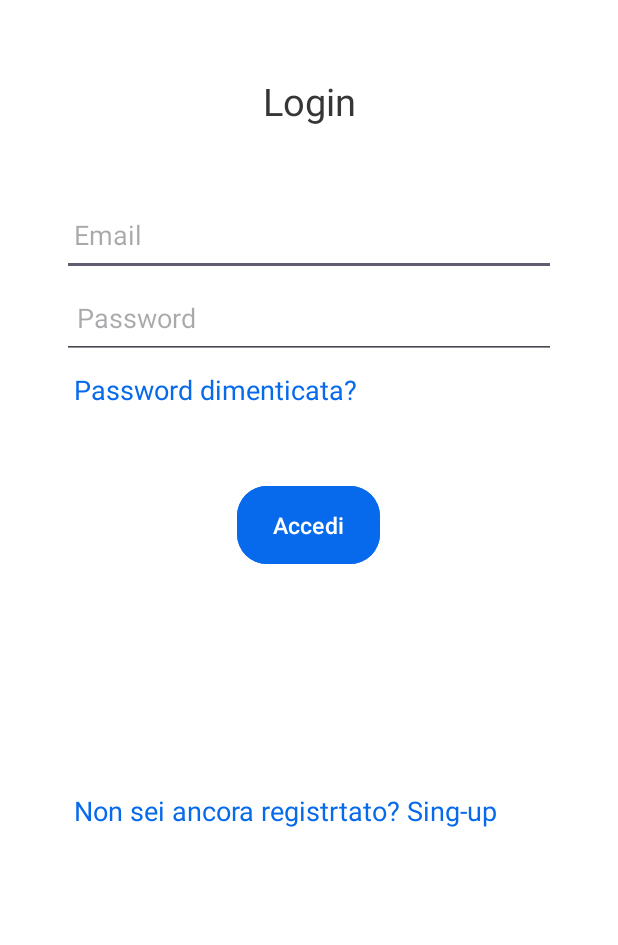
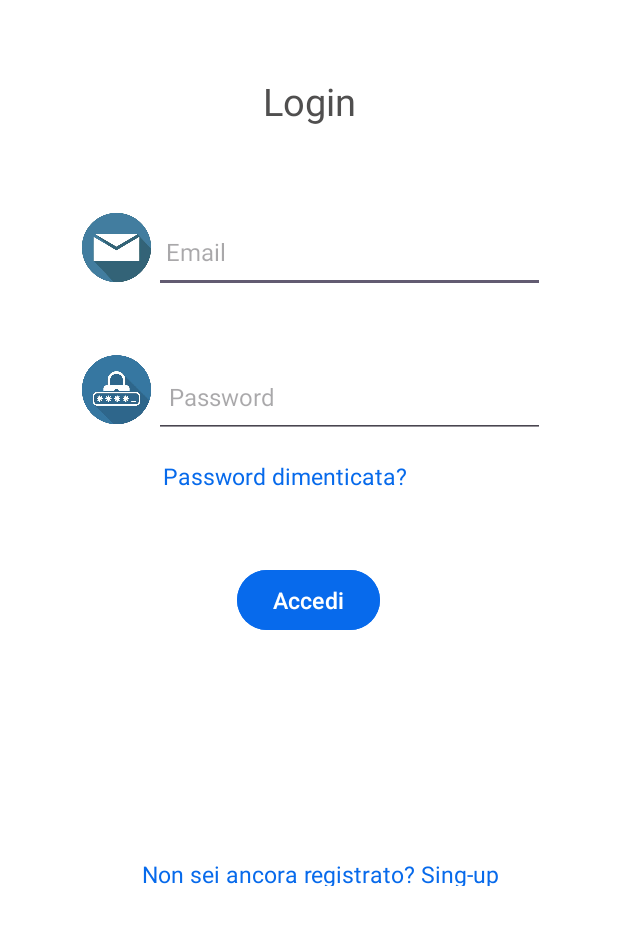
Before and after one commit to martinaminiello/AuthRegistr, an Android app: the AccessoRichiedenteAsilo screen opened directly, with no data from a screen before it, on a phone screen of 412 x 824 dp, the part 96-1041 px from its top. Run offline under Robolectric (Android 15) with nearby library versions, the phone set to English and light mode, and no system bars; our stand-ins replace Firebase (no records; nobody signed in at launch, a user with empty details on screens opened directly).

Commit message:
Improved layout and log out added

```diff
--- a/app/src/main/java/com/example/authregistr/AccessoRichiedenteAsilo.java
+++ b/app/src/main/java/com/example/authregistr/AccessoRichiedenteAsilo.java
@@ -55,7 +55,7 @@ public class AccessoRichiedenteAsilo extends AppCompatActivity {
                             public void onSuccess(AuthResult authResult) {
                                 Toast.makeText(AccessoRichiedenteAsilo.this, "Accesso avvenuto con successo", Toast.LENGTH_SHORT).show();
                                 startActivity(new Intent(AccessoRichiedenteAsilo.this, HomeR.class));
-                                finish();
+                                  finish();
                             }
                         }).addOnFailureListener(new OnFailureListener() {
                             @Override
@@ -81,6 +81,7 @@ public class AccessoRichiedenteAsilo extends AppCompatActivity {
             @Override
             public void onClick(View v) {
                 startActivity(new Intent(AccessoRichiedenteAsilo.this,RegistrazioneRichiedenteAsilo.class));
+
             }
         });
                 }
--- a/app/src/main/java/com/example/authregistr/RegistrazioneRichiedenteAsilo.java
+++ b/app/src/main/java/com/example/authregistr/RegistrazioneRichiedenteAsilo.java
@@ -5,6 +5,7 @@ import androidx.appcompat.app.AppCompatActivity;
 
 import android.content.Intent;
 import android.os.Bundle;
+import android.util.Log;
 import android.view.View;
 import android.widget.Button;
 import android.widget.EditText;
@@ -55,6 +56,8 @@ public class RegistrazioneRichiedenteAsilo extends AppCompatActivity {
                             if(task.isSuccessful()){
                                 Toast.makeText(RegistrazioneRichiedenteAsilo.this,"Registrazione avvenuta con successo",Toast.LENGTH_SHORT).show();
                                 startActivity(new Intent(RegistrazioneRichiedenteAsilo.this,AccessoRichiedenteAsilo.class));
+
+                                Log.d(TAG, "FINISH successful");
                             }else {
                                 Toast.makeText(RegistrazioneRichiedenteAsilo.this,"Registrazione fallita"+ task.getException().getMessage(),Toast.LENGTH_SHORT).show();
                             }
@@ -69,6 +72,7 @@ public class RegistrazioneRichiedenteAsilo extends AppCompatActivity {
             @Override
             public void onClick(View v) {
                 startActivity(new Intent(RegistrazioneRichiedenteAsilo.this,AccessoRichiedenteAsilo.class));
+
             }
         });
     }
--- /dev/null
+++ b/app/src/main/res/drawable/round_button.xml
@@ -0,0 +1,5 @@
+<?xml version="1.0" encoding="utf-8"?>
+<shape xmlns:android="http://schemas.android.com/apk/res/android"
+    android:shape="oval">
+    <solid android:color="@color/white" /> <!-- Set your background color -->
+</shape>
--- a/app/src/main/res/layout/activity_accesso_richiedente_asilo.xml
+++ b/app/src/main/res/layout/activity_accesso_richiedente_asilo.xml
@@ -27,7 +27,7 @@
         android:text="Login"
         android:layout_marginTop="50dp"
         android:textAlignment="center"
-        android:textColor="#373636"
+        android:textColor="#504F4F"
         android:textSize="25sp"
         android:textStyle="normal" />
 
@@ -38,32 +38,64 @@
         android:layout_gravity="center_horizontal"
         android:orientation="vertical"
         android:layout_marginTop="20dp"
-        android:padding="24dp">
+        android:padding="35dp">
 
 
+        <LinearLayout
+
+            android:layout_width="326dp"
+            android:layout_height="144dp"
+
+            android:layout_marginStart="0dp"
+
+            android:orientation="horizontal">
+
+            <ImageView
+                android:id="@+id/emailIcon"
+                android:layout_width="50dp"
+                android:layout_height="50dp"
+                android:src="@drawable/untitled_design__3__removebg_preview" />
 
             <EditText
                 android:id="@+id/Logemail"
                 android:layout_width="match_parent"
                 android:layout_height="55dp"
-
                 android:drawablePadding="8dp"
                 android:hint="Email"
                 android:inputType="textEmailAddress"
                 android:padding="8dp"
-            android:textColor="@color/black" />
+                android:textColor="@color/black"
+                android:textSize="16dp" />
+        </LinearLayout>
 
+        <LinearLayout
+
+            android:layout_width="326dp"
+            android:layout_height="62dp"
+
+            android:layout_marginStart="0dp"
+            android:layout_marginTop="-47dp"
+            android:orientation="horizontal">
+
+            <ImageView
+                android:id="@+id/passwordIcon"
+                android:layout_width="50dp"
+                android:layout_height="50dp"
+                android:src="@drawable/passicon_removebg_preview__1_" />
 
             <EditText
                 android:id="@+id/Logpassword"
                 android:layout_width="match_parent"
                 android:layout_height="55dp"
-
                 android:drawablePadding="10dp"
                 android:hint="Password"
                 android:inputType="textPassword"
                 android:padding="10dp"
-            android:textColor="@color/black" />
+                android:textColor="@color/black"
+                android:textSize="16dp" />
+
+
+        </LinearLayout>
 
         <TextView
             android:id="@+id/password_persa"
@@ -71,45 +103,46 @@
             android:layout_height="wrap_content"
             android:layout_below="@+id/password_persa"
             android:layout_marginBottom="30dp"
+            android:layout_marginLeft="48dp"
             android:onClick="Recupero_password"
             android:padding="8dp"
+
             android:text="Password dimenticata?"
             android:textAlignment="textStart"
             android:textColor="#076AEB"
-            android:textSize="18sp"
+            android:textSize="15sp"
             android:textStyle="normal" />
 
         <Button
             android:id="@+id/loginButton"
             android:layout_width="wrap_content"
-            android:layout_height="60dp"
+            android:layout_height="wrap_content"
+            android:layout_gravity="center"
             android:layout_marginTop="10dp"
             android:backgroundTint="#076AEC"
-            android:layout_gravity="center"
             android:text="Accedi"
             android:textSize="15sp"
             app:cornerRadius="20dp" />
 
 
-
         <LinearLayout
-            android:layout_width="wrap_content"
-            android:layout_height="wrap_content"
+            android:layout_width="match_parent"
+            android:layout_height="81dp"
             android:layout_marginTop="140dp"
             android:orientation="horizontal">
 
             <TextView
                 android:id="@+id/notyetRegistered"
-            android:layout_width="match_parent"
+                android:layout_width="261dp"
                 android:layout_height="wrap_content"
-            android:layout_below="@+id/password_persa"
+                android:layout_marginStart="30dp"
                 android:layout_marginBottom="30dp"
                 android:onClick="Recupero_password"
                 android:padding="8dp"
-            android:text="Non sei ancora registrtato? Sing-up"
-            android:textAlignment="textStart"
+                android:text="Non sei ancora registrato? Sing-up"
+                android:textAlignment="center"
                 android:textColor="#076AEB"
-            android:textSize="18sp"
+                android:textSize="15sp"
                 android:textStyle="normal" />
 
         </LinearLayout>
--- a/app/src/main/res/values/array.xml
+++ b/app/src/main/res/values/array.xml
@@ -13,10 +13,10 @@
     </array>
 
     <array name="gender_options">
-        <item>Genere</item>
+
         <item>M</item>
         <item>F</item>
-        <item>Altro</item>
+
     </array>
 
 
```
Also changed, not shown: app/src/main/java/com/example/authregistr/HomeR.java (+70 -0 lines), app/src/main/java/com/example/authregistr/MainActivity.java (+13 -4 lines), app/src/main/res/layout/activity_home_r.xml (+13 -2 lines), app/src/main/res/layout/activity_registrazione_richiedente_asilo.xml (+13 -10 lines), app/src/main/res/menu/menu_bar.xml (added, +18 -0 lines), app/src/main/res/drawable-large/passicon_removebg_preview.png (added), app/src/main/res/drawable/passicon_removebg_preview.png (added), app/src/main/res/drawable/passicon_removebg_preview__1_.png (added), app/src/main/res/drawable/ppppp_removebg_preview.png (added), app/src/main/res/drawable/profilllle_removebg_preview.png (added), app/src/main/res/drawable/profilllle_removebg_preview__1_.jpg (added), app/src/main/res/drawable/untitled_design__3__removebg_preview.png (added). Lines whose indentation alone changed are shown as unchanged.
